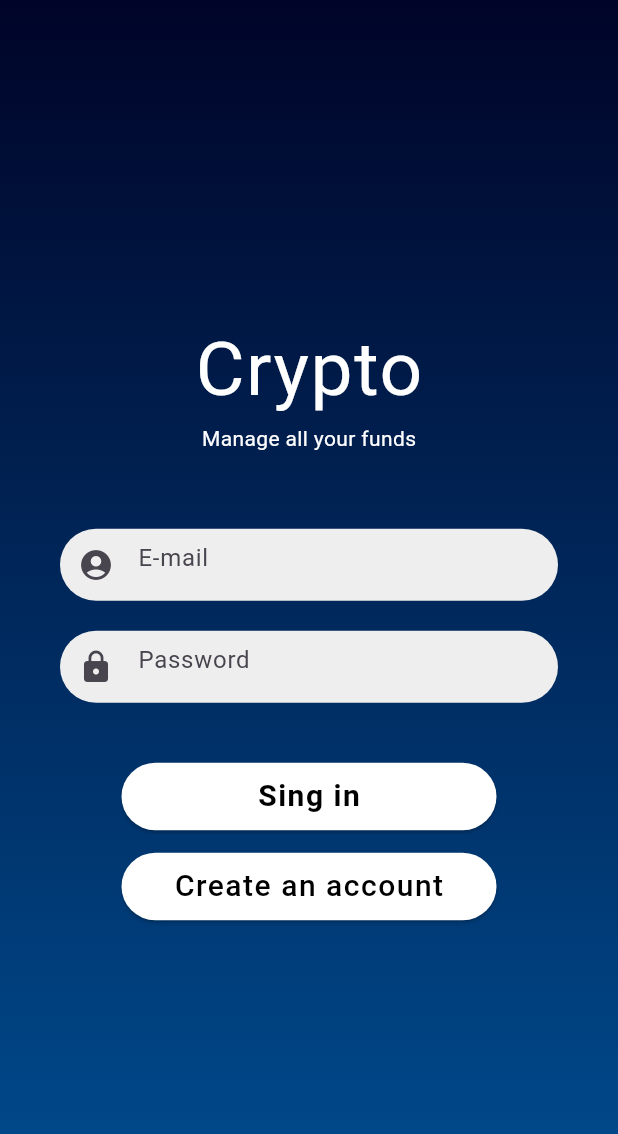
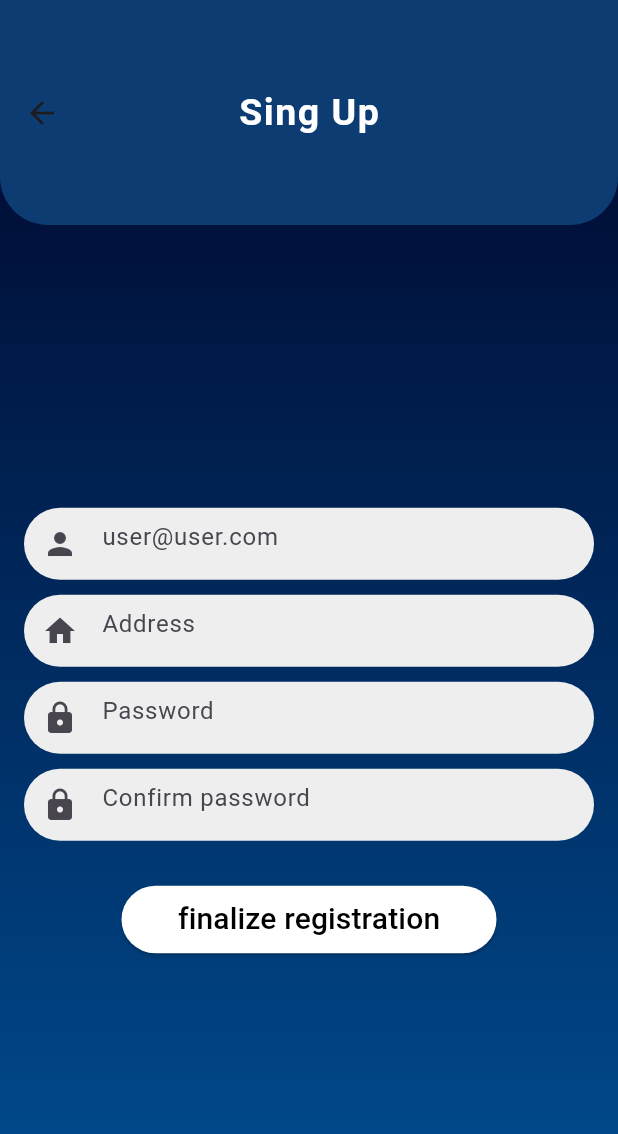
Before and after one commit to AndreyLucasPail/cryptoWallet, a Flutter app: the screen it shows after launch, after a tap on "Create an account", on a phone screen of 412 x 824 dp. Shown: the top 1134 px of the screen. Run offline on Flutter 3.47's test engine with Material 3 defaults, Android fonts, the light colour scheme and no system bars.

Commit message:
add singUp screen

```diff
--- a/lib/screens/login_screen.dart
+++ b/lib/screens/login_screen.dart
@@ -1,3 +1,4 @@
+import 'package:crypto_teste/screens/singup_screen.dart';
 import 'package:crypto_teste/screens/wallet_screen.dart';
 import 'package:crypto_teste/widgets/custom_textfield.dart';
 import 'package:flutter/material.dart';
@@ -95,7 +96,11 @@ class LoginScreen extends StatelessWidget {
                         backgroundColor: Colors.white,
                         shape: const StadiumBorder()
                       ),
-                      onPressed: () {},
+                      onPressed: () {
+                        Navigator.of(context).push(
+                          MaterialPageRoute(builder: (context) => const SingUpScreen())
+                        );
+                      },
                       child: const Text(
                         "Create an account",
                         style: TextStyle(
--- /dev/null
+++ b/lib/screens/singup_screen.dart
@@ -0,0 +1,125 @@
+import 'package:crypto_teste/widgets/custom_textfield.dart';
+import 'package:flutter/material.dart';
+
+class SingUpScreen extends StatelessWidget {
+  const SingUpScreen({super.key, this.emailController, this.addressController,
+    this.passwordController, this.confirmPasswordController});
+
+  final TextEditingController? emailController;
+  final TextEditingController? addressController;
+  final TextEditingController? passwordController;
+  final TextEditingController? confirmPasswordController;
+
+  @override
+  Widget build(BuildContext context) {
+    return Container(
+      decoration: const BoxDecoration(
+        gradient: LinearGradient(
+          begin: Alignment.topCenter,
+          end: Alignment.bottomCenter,
+          colors: [
+            Color.fromARGB(255,0, 4, 40),
+            Color.fromARGB(255, 0, 78, 146)
+          ]
+        ),
+      ),
+      child: Scaffold(
+        backgroundColor: Colors.transparent,
+        appBar: AppBar(
+          backgroundColor: const Color.fromARGB(255, 1, 57, 107),
+          shape: const RoundedRectangleBorder(
+            borderRadius: BorderRadius.vertical(bottom: Radius.circular(32))
+          ),
+          toolbarHeight: 150,
+          elevation: 6,
+          centerTitle: true,
+          title: const Text(
+            "Sing Up",
+            style: TextStyle(
+              color: Colors.white,
+              fontSize: 25,
+              fontWeight: FontWeight.bold,
+              letterSpacing: 1,
+            ),
+          ),
+        ),
+        body: Padding(
+          padding: const EdgeInsets.all(16.0),
+          child: Column(
+            mainAxisAlignment: MainAxisAlignment.center,
+            children: [
+              CustomTextFild(
+                textController: emailController,
+                keyboardtype: TextInputType.emailAddress,
+                prefix: const Icon(Icons.person),
+                obscure: false,
+                hint: "user@user.com",
+                validator: (text) {
+                  if(text!.isEmpty || !text.contains("@")){
+                    return "E-mail invalid";
+                  }else{
+                    return "";
+                  }
+                },
+              ),
+              const SizedBox(height: 10,),
+              CustomTextFild(
+                textController: addressController,
+                hint: "Address",
+                obscure: false,
+                prefix: const Icon(Icons.home),
+              ),
+              const SizedBox(height: 10,),
+              CustomTextFild(
+                textController: passwordController,
+                hint: "Password",
+                obscure: false,
+                prefix: const Icon(Icons.lock),
+                validator: (text){
+                  if(text!.isEmpty || text.length < 6){
+                    return "Ivalid password";
+                  } else {
+                    return "";
+                  }
+                },
+              ),
+              const SizedBox(height: 10,),
+              CustomTextFild(
+                textController: confirmPasswordController,
+                hint: "Confirm password",
+                obscure: false,
+                prefix: const Icon(Icons.lock),
+                validator: (text){
+                  if(text!.isEmpty || passwordController!.text.length < confirmPasswordController!.text.length){
+                    return "Ivalid password";
+                  } else {
+                    return "";
+                  }
+                },
+              ),
+              const SizedBox(height: 30,),
+              SizedBox(
+                height: 45,
+                width: 250,
+                child: ElevatedButton(
+                  style: ElevatedButton.styleFrom(
+                    backgroundColor: Colors.white,
+                    shape: const StadiumBorder(),
+                  ),
+                  onPressed: (){},
+                  child: const Text(
+                    "finalize registration",
+                    style: TextStyle(
+                      color: Colors.black,
+                      fontSize: 20,
+                    ),
+                  ),
+                ),
+              ),
+            ],
+          ),
+        ),
+      ),
+    );
+  }
+}
--- a/lib/widgets/custom_textfield.dart
+++ b/lib/widgets/custom_textfield.dart
@@ -2,13 +2,14 @@ import 'package:flutter/material.dart';
 
 class CustomTextFild extends StatelessWidget {
   const CustomTextFild({super.key, this.keyboardtype, this.hint, this.prefix,
-    this.textController, this.obscure});
+    this.textController, this.obscure, this.validator});
 
   final TextEditingController? textController;
   final TextInputType? keyboardtype;
   final String? hint;
   final Widget? prefix;
   final bool? obscure;
+  final String Function(String?)? validator;
 
   @override
   Widget build(BuildContext context) {
@@ -20,12 +21,13 @@ class CustomTextFild extends StatelessWidget {
       ),
       child: Form(
         child: TextFormField(
+          validator: validator,
           keyboardType: keyboardtype,
           obscureText: obscure!,
           decoration: InputDecoration(
             hintText: hint,
             border: InputBorder.none,
-            prefixIcon: prefix
+            prefixIcon: prefix,
           ),
         ),
       ),
```
